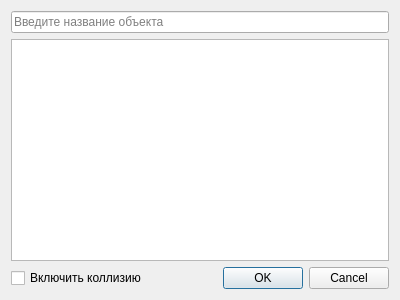
Micelium1/agent_immitation_modeling_tool, file objecteditor.ui: the form before one commit.
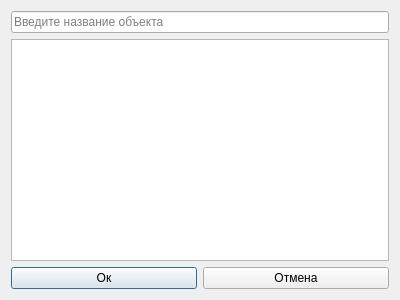
The form after the commit.

Patch:
```diff
--- a/objecteditor.ui
+++ b/objecteditor.ui
@@ -27,19 +27,16 @@
    <item>
     <layout class="QHBoxLayout" name="horizontalLayout">
      <item>
-      <widget class="QCheckBox" name="collisionCheckBox">
+      <widget class="QPushButton" name="okButton">
        <property name="text">
-        <string>Включить коллизию</string>
+        <string>Ок</string>
        </property>
       </widget>
      </item>
      <item>
-      <widget class="QDialogButtonBox" name="buttonBox">
-       <property name="orientation">
-        <enum>Qt::Orientation::Horizontal</enum>
-       </property>
-       <property name="standardButtons">
-        <set>QDialogButtonBox::StandardButton::Cancel|QDialogButtonBox::StandardButton::Ok</set>
+      <widget class="QPushButton" name="cancelButton">
+       <property name="text">
+        <string>Отмена</string>
        </property>
       </widget>
      </item>
```
Left out of the diff: 37 changed lines with no effect on the pictures.
